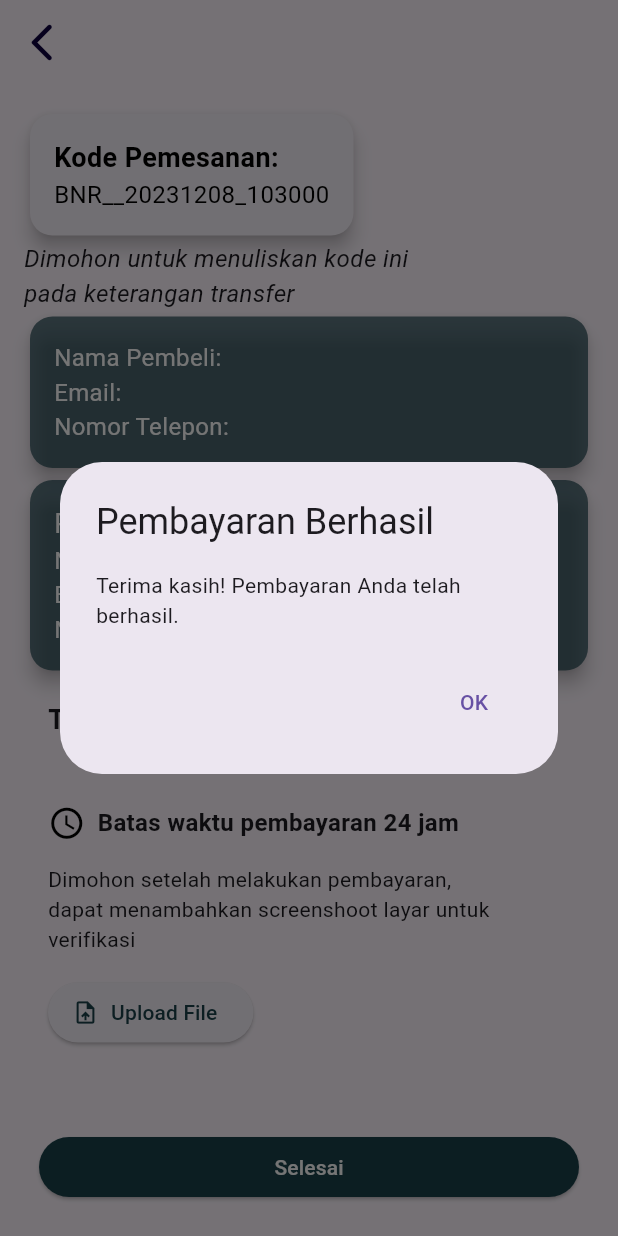
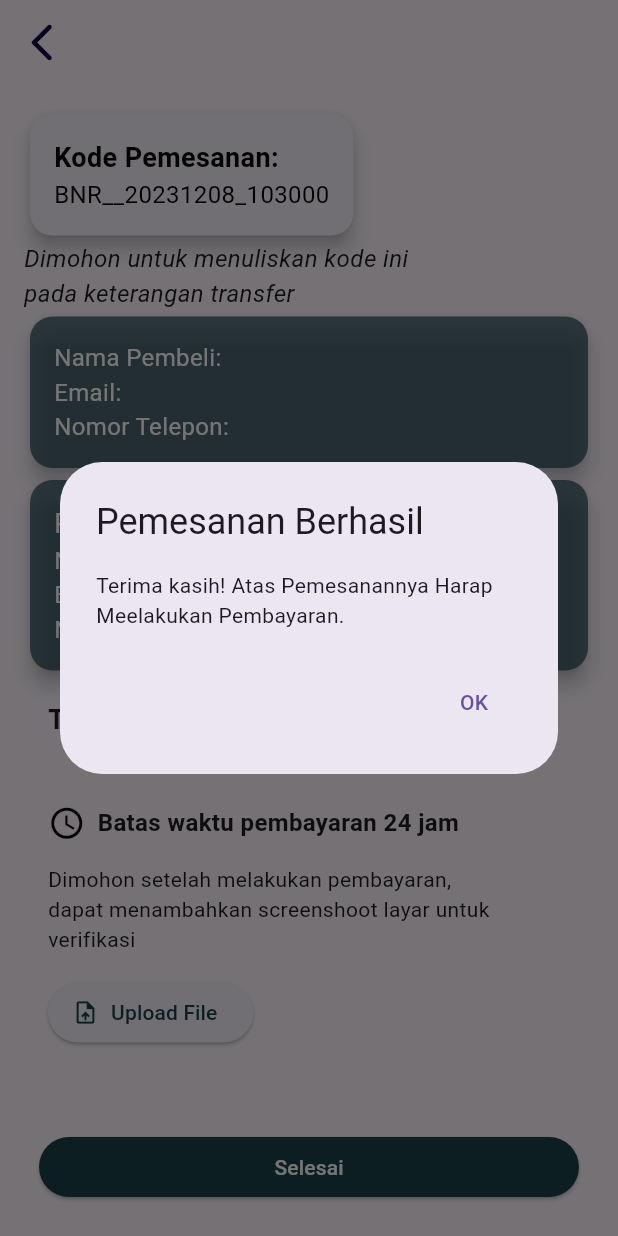
Before and after one commit to alifhilmi17/PBL-NO-DATABASE, a Flutter app: the PaymentPage screen opened directly with empty values, after a tap on "Selesai", on a phone screen of 412 x 824 dp. Run offline on Flutter 3.47's test engine with Material 3 defaults, Android fonts, the phone set to English and light mode, and no system bars; our stand-ins replace carousel_slider, cloud_firestore, file_picker, firebase_auth, firebase_core, fluttertoast and 1 more; accounts and stored records are empty.

Commit message:
update page

```diff
--- a/lib/pembayaran/pembayaran_banner_page.dart
+++ b/lib/pembayaran/pembayaran_banner_page.dart
@@ -92,8 +92,9 @@ class PaymentPage extends StatelessWidget {
       context: context,
       builder: (BuildContext context) {
         return AlertDialog(
-          title: const Text('Pembayaran Berhasil'),
-          content: const Text('Terima kasih! Pembayaran Anda telah berhasil.'),
+          title: const Text('Pemesanan Berhasil'),
+          content: const Text(
+              'Terima kasih! Atas Pemesanannya Harap Meelakukan Pembayaran.'),
           actions: <Widget>[
             TextButton(
               onPressed: () {
--- a/lib/pembayaran/pembayaran_billboard_page.dart
+++ b/lib/pembayaran/pembayaran_billboard_page.dart
@@ -107,8 +107,9 @@ class PaymentPage extends StatelessWidget {
       context: context,
       builder: (BuildContext context) {
         return AlertDialog(
-          title: const Text('Pembayaran Berhasil'),
-          content: const Text('Terima kasih! Pembayaran Anda telah berhasil.'),
+          title: const Text('Pemesanan Berhasil'),
+          content: const Text(
+              'Terima kasih! Atas Pemesanannya Harap Meelakukan Pembayaran.'),
           actions: <Widget>[
             TextButton(
               onPressed: () {
--- a/lib/pembayaran/pembayaran_kendaraan_page.dart
+++ b/lib/pembayaran/pembayaran_kendaraan_page.dart
@@ -92,8 +92,9 @@ class PaymentPage extends StatelessWidget {
       context: context,
       builder: (BuildContext context) {
         return AlertDialog(
-          title: const Text('Pembayaran Berhasil'),
-          content: const Text('Terima kasih! Pembayaran Anda telah berhasil.'),
+          title: const Text('Pemesanan Berhasil'),
+          content: const Text(
+              'Terima kasih! Atas Pemesanannya Harap Meelakukan Pembayaran.'),
           actions: <Widget>[
             TextButton(
               onPressed: () {
```
Also changed, not shown: lib/cart/keranjang_page.dart (+64 -19 lines).
